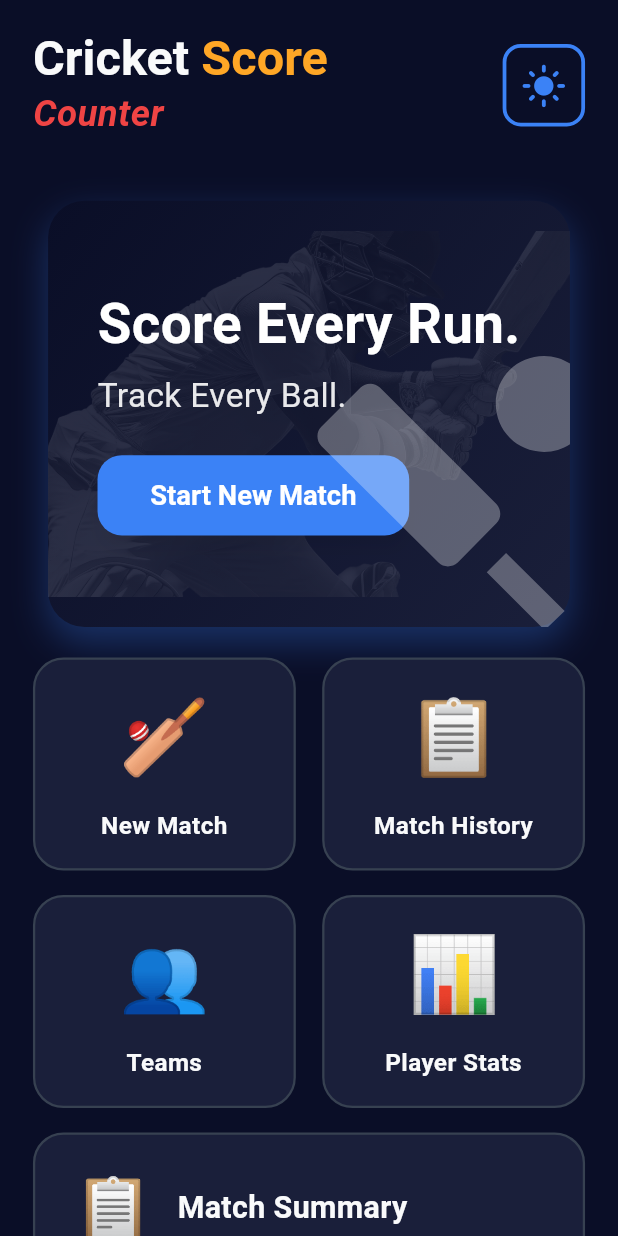
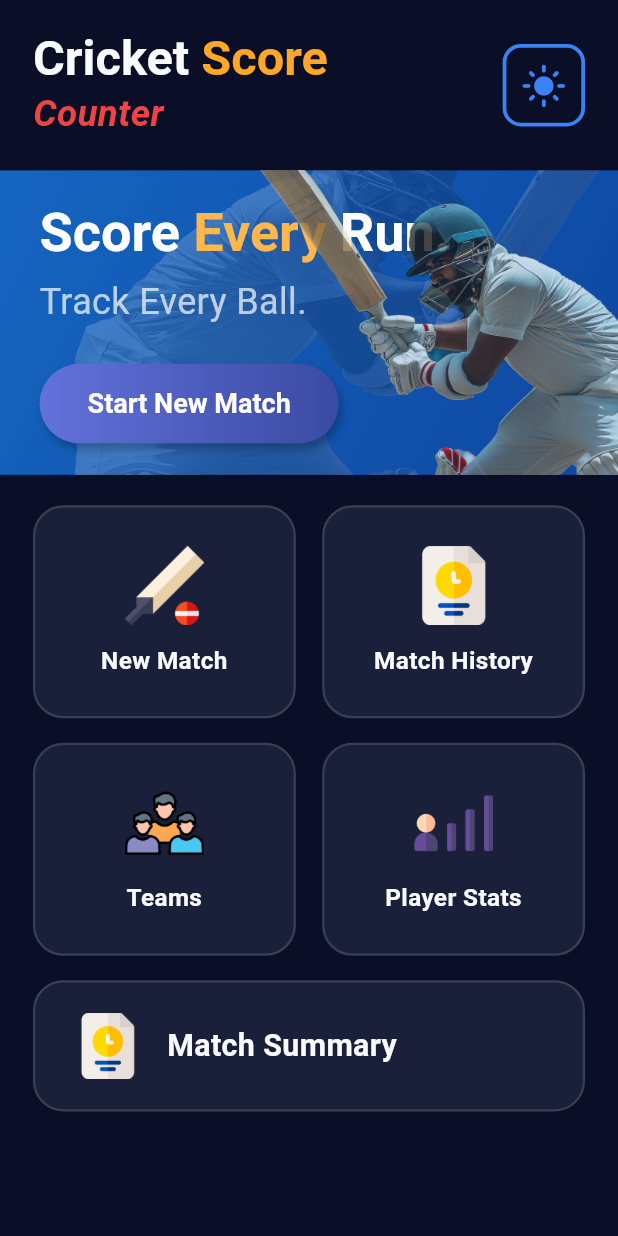
Before and after one commit to rahmatillodev/Yolo247, a Flutter app: the screen it shows after launch, after a tap on "Get Started", on a phone screen of 412 x 824 dp. Run offline on Flutter 3.47's test engine with Material 3 defaults, Android fonts, the phone set to English and light mode, and no system bars; our stand-ins replace equatable, fl_chart, flutter_animate, flutter_bloc, flutter_screenutil, freezed_annotation and 1 more.

Commit message:
add second task

```diff
--- a/lib/features/home/home_screen.dart
+++ b/lib/features/home/home_screen.dart
@@ -25,8 +25,6 @@ class HomeScreen extends StatelessWidget {
                   // Header
                   _buildHeader(context, isDark),
 
-                  20.verticalSpace,
-
                   // Hero Section
                   _buildHeroSection(context, isDark),
 
@@ -43,7 +41,7 @@ class HomeScreen extends StatelessWidget {
                               child: _buildMenuCard(
                                 context: context,
                                 title: AppTexts.newMatch,
-                                icon: '🏏',
+                                iconPath: Assets.images.newMatch.path,
                                 isDark: isDark,
                                 onTap: () =>
                                     Navigator.pushNamed(context, '/new-match'),
@@ -54,7 +52,7 @@ class HomeScreen extends StatelessWidget {
                               child: _buildMenuCard(
                                 context: context,
                                 title: AppTexts.matchHistory,
-                                icon: '📋',
+                                iconPath: Assets.images.historyIcon.path,
                                 isDark: isDark,
                                 onTap: () => Navigator.pushNamed(
                                   context,
@@ -71,7 +69,7 @@ class HomeScreen extends StatelessWidget {
                               child: _buildMenuCard(
                                 context: context,
                                 title: AppTexts.teams,
-                                icon: '👥',
+                                iconPath: Assets.images.team.path,
                                 isDark: isDark,
                                 onTap: () => Navigator.pushNamed(
                                   context,
@@ -84,7 +82,7 @@ class HomeScreen extends StatelessWidget {
                               child: _buildMenuCard(
                                 context: context,
                                 title: AppTexts.playerStats,
-                                icon: '📊',
+                                iconPath: Assets.images.statistics.path,
                                 isDark: isDark,
                                 onTap: () => Navigator.pushNamed(
                                   context,
@@ -184,98 +182,123 @@ class HomeScreen extends StatelessWidget {
 
   Widget _buildHeroSection(BuildContext context, bool isDark) {
     return Container(
-      margin: EdgeInsets.symmetric(horizontal: 20.w),
-      height: 280.h,
+      width: double.infinity,
+      height: 200.h,
       decoration: BoxDecoration(
-        gradient: isDark ? AppColors.darkGradient : AppColors.mainGradient,
-        borderRadius: BorderRadius.circular(24.r),
-        boxShadow: [
-          BoxShadow(
-            color: AppColors.primaryLight.withValues(alpha: 0.3),
-            blurRadius: 20,
-            offset: const Offset(0, 10),
+        image: DecorationImage(
+          image: AssetImage(Assets.images.bannerBackground.path),
+          fit: BoxFit.cover,
         ),
-        ],
+        gradient: const LinearGradient(
+          colors: [Color(0xFF1565C0), Color(0xFF0D47A1)],
+          begin: Alignment.topLeft,
+          end: Alignment.bottomRight,
+        ),
       ),
       child: Stack(
         children: [
-          // Background Pattern
+          // Content on the left
           Positioned(
-            right: -20,
-            top: 20,
-            bottom: 20,
-            child: Opacity(
-              opacity: 0.6,
-              child: Image.asset(
-                Assets.images.bannerBackground.path,
-                fit: BoxFit.cover,
-                errorBuilder: (context, error, stackTrace) => const SizedBox(),
-              ),
-            ),
-          ),
-
-          // Content
-          Padding(
-            padding: EdgeInsets.all(30.w),
+            left: 24.w,
+            top: 0,
+            bottom: 0,
             child: Column(
               crossAxisAlignment: CrossAxisAlignment.start,
               mainAxisAlignment: MainAxisAlignment.center,
               children: [
-                Text(
-                  'Score Every Run.',
+                RichText(
+                  text: const TextSpan(
+                    children: [
+                      TextSpan(
+                        text: 'Score ',
                         style: TextStyle(
+                          fontSize: 36,
+                          fontWeight: FontWeight.bold,
                           color: Colors.white,
-                    fontSize: 36.sp,
-                    fontWeight: FontWeight.bold,
-                    height: 1.2,
                         ),
                       ),
-                SizedBox(height: 8.h),
-                Text(
+                      TextSpan(
+                        text: 'Every ',
+                        style: TextStyle(
+                          fontSize: 36,
+                          fontWeight: FontWeight.bold,
+                          color: Color(0xFFFFB74D),
+                        ),
+                      ),
+                      TextSpan(
+                        text: 'Run.',
+                        style: TextStyle(
+                          fontSize: 36,
+                          fontWeight: FontWeight.bold,
+                          color: Colors.white,
+                        ),
+                      ),
+                    ],
+                  ),
+                ),
+                const SizedBox(height: 8),
+                const Text(
                   'Track Every Ball.',
                   style: TextStyle(
-                    color: Colors.white.withOpacity(0.9),
-                    fontSize: 22.sp,
+                    fontSize: 24,
+                    color: Colors.white70,
                     fontWeight: FontWeight.w400,
                   ),
                 ),
-                SizedBox(height: 24.h),
-                ElevatedButton(
+                const SizedBox(height: 24),
+                Container(
+                  decoration: BoxDecoration(
+                    gradient: const LinearGradient(
+                      colors: [Color(0xFF6272DB), Color(0xFF3B4AA2)],
+                      begin: Alignment.centerLeft,
+                      end: Alignment.centerRight,
+                    ),
+                    borderRadius: BorderRadius.circular(73),
+                    boxShadow: [
+                      BoxShadow(
+                        color: const Color(0x40000000),
+                        offset: const Offset(2, 4),
+                        blurRadius: 4,
+                      ),
+                    ],
+                  ),
+                  child: ElevatedButton(
                     onPressed: () => Navigator.pushNamed(context, '/new-match'),
                     style: ElevatedButton.styleFrom(
-                    backgroundColor: AppColors.primaryLight,
-                    foregroundColor: Colors.white,
-                    padding: EdgeInsets.symmetric(
-                      horizontal: 32.w,
-                      vertical: 16.h,
+                      backgroundColor: Colors.transparent,
+                      shadowColor: Colors.transparent,
+                      padding: const EdgeInsets.symmetric(
+                        horizontal: 32,
+                        vertical: 16,
                       ),
                       shape: RoundedRectangleBorder(
-                      borderRadius: BorderRadius.circular(16.r),
+                        borderRadius: BorderRadius.circular(73),
                       ),
-                    elevation: 5,
                     ),
-                  child: Text(
+                    child: const Text(
                       'Start New Match',
                       style: TextStyle(
-                      fontSize: 18.sp,
+                        fontSize: 18,
                         fontWeight: FontWeight.w600,
+                        color: Colors.white,
+                      ),
                     ),
                   ),
                 ),
               ],
             ),
           ),
-
-          // Cricket Player Image (placeholder)
+          // Player image on the right
           Positioned(
             right: -30.w,
-            bottom: -20.h,
+            bottom: -30.h,
             child: Opacity(
-              opacity: 0.3,
-              child: Icon(
-                Icons.sports_cricket,
-                size: 200.w,
-                color: Colors.white,
+              opacity: 0.8,
+              child: Image.asset(
+                Assets.images.banner.path,
+                width: 250.w,
+                height: 250.w,
+                fit: BoxFit.contain,
               ),
             ),
           ),
@@ -287,7 +310,7 @@ class HomeScreen extends StatelessWidget {
   Widget _buildMenuCard({
     required BuildContext context,
     required String title,
-    required String icon,
+    required String iconPath,
     required bool isDark,
     required VoidCallback onTap,
   }) {
@@ -306,7 +329,11 @@ class HomeScreen extends StatelessWidget {
         child: Column(
           mainAxisAlignment: MainAxisAlignment.center,
           children: [
-            Text(icon, style: TextStyle(fontSize: 48.sp)),
+            Image.asset(
+              iconPath,
+              width: 48.w,
+              height: 48.w,
+            ),
             SizedBox(height: 12.h),
             Text(
               title,
@@ -343,7 +370,11 @@ class HomeScreen extends StatelessWidget {
         ),
         child: Row(
           children: [
-            Text('📋', style: TextStyle(fontSize: 40.sp)),
+            Image.asset(
+              Assets.images.historyIcon.path,
+              width: 40.w,
+              height: 40.w,
+            ),
             SizedBox(width: 16.w),
             Text(
               'Match Summary',
--- a/lib/features/welcome/welcome_screen.dart
+++ b/lib/features/welcome/welcome_screen.dart
@@ -25,15 +25,29 @@ class WelcomeScreen extends StatelessWidget {
                 children: [
                   Spacer(flex: 2),
                   Text(
-                        'Welcome to Cricket Score Counter!',
+                        'Welcome',
                         textAlign: TextAlign.center,
-                        style: AppFonts.size42weight300fontKaushanScript
-                            .copyWith(color: AppColors.textWhite),
+                        style: TextStyle(
+                          fontFamily: 'Kaushan Script',
+                          fontSize: 32,
+                          color: AppColors.textWhite,
+                        ),
                       )
                       .animate()
                       .fadeIn(duration: AppConstants.mediumAnimation)
                       .slideY(begin: 0.3, end: 0),
-
+                  Text(
+                        'to Cricket Score Counter!',
+                        textAlign: TextAlign.center,
+                        style: TextStyle(
+                          fontFamily: 'Kaushan Script',
+                          fontSize: 32,
+                          color: AppColors.textWhite,
+                        ),
+                      )
+                      .animate()
+                      .fadeIn(duration: AppConstants.mediumAnimation)
+                      .slideY(begin: 0.3, end: 0),
                   Text(
                         'Track matches, manage teams,\nand keep your cricket scores effortlessly.',
                         textAlign: TextAlign.center,
--- a/pubspec.yaml
+++ b/pubspec.yaml
@@ -88,3 +88,9 @@ flutter:
   assets:
     - assets/images/
     - assets/icons/
+    - assets/fonts/
+
+  fonts:
+    - family: Kaushan Script
+      fonts:
+        - asset: assets/fonts/KaushanScript-Regular.ttf
```
Also changed, not shown: assets/fonts/KaushanScript-Regular.ttf (added), pubspec.lock. Lines whose indentation alone changed are shown as unchanged.
